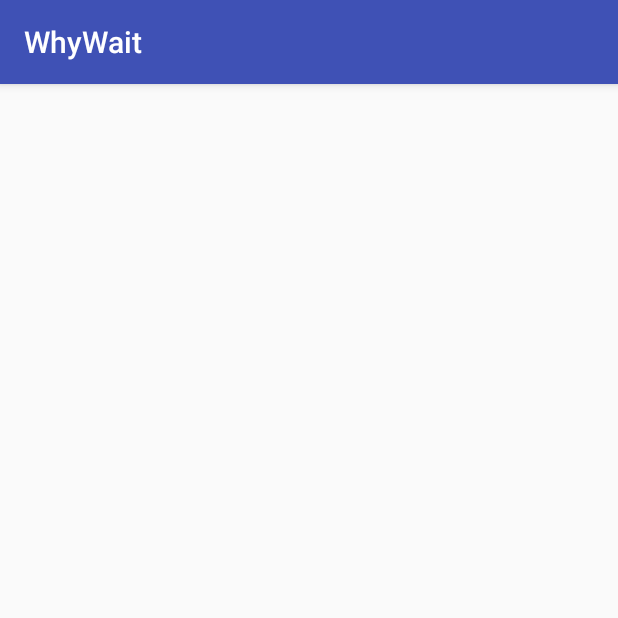
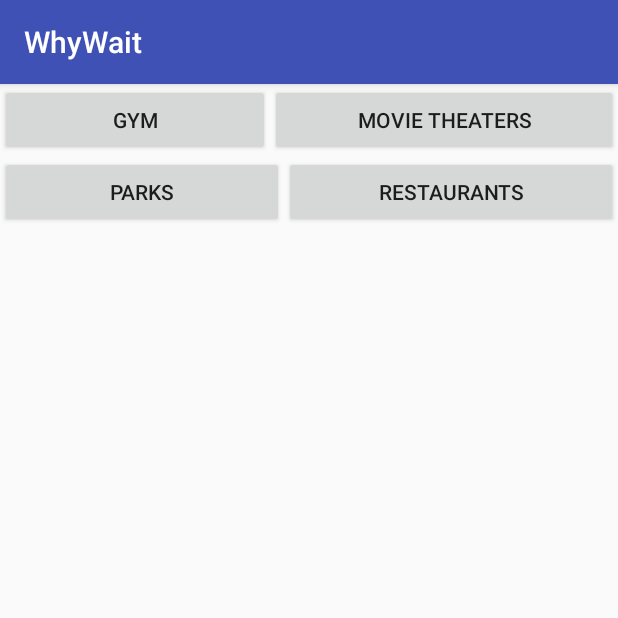
Before and after one commit to locbuigia/WhyWait, an Android app: the CategoryActivity screen opened directly, with no data from a screen before it, on a phone screen of 412 x 824 dp, the top half of it. Run offline under Robolectric (Android 15) with nearby library versions, the phone set to English and light mode, and no system bars.

Commit message:
some changes

```diff
--- a/app/src/main/res/layout/activity_category.xml
+++ b/app/src/main/res/layout/activity_category.xml
@@ -4,18 +4,45 @@
     xmlns:tools="http://schemas.android.com/tools"
     android:layout_width="match_parent"
     android:layout_height="match_parent"
-    tools:context="group5.tcss450.uw.edu.whywait.CategoryActivity">
-    <Bu
+    tools:context="group5.tcss450.uw.edu.whywait.CategoryActivity"
+    android:orientation="vertical">
+    <LinearLayout
         android:layout_width="match_parent"
-        android:layout_height="wrap_content"
-        android:text="gym"
-        android:id="@+id/gym_button"
-        android:clickable="true"/>
-    <ListView
+        android:layout_height="wrap_content">
+        <Button
+            android:layout_width="wrap_content"
+            android:layout_height="wrap_content"
+            android:text="gym"
+            android:id="@+id/gym_button"
+            android:onClick="goToMap"
+            android:layout_weight="1"/>
+        <Button
+            android:layout_width="wrap_content"
+            android:layout_height="wrap_content"
+            android:text="Movie Theaters"
+            android:id="@+id/theater_button"
+            android:onClick="goToMap"
+            android:layout_weight="1"/>
+    </LinearLayout>
+
+    <LinearLayout
         android:layout_width="match_parent"
-        android:layout_height="wrap_content"
-        android:id="@+id/Category_list">
+        android:layout_height="wrap_content">
+        <Button
+            android:layout_width="wrap_content"
+            android:layout_height="wrap_content"
+            android:text="Parks"
+            android:id="@+id/parks_button"
+            android:onClick="goToMap"
+            android:layout_weight="1"/>
+        <Button
+            android:layout_width="wrap_content"
+            android:layout_height="wrap_content"
+            android:text = "Restaurants"
+            android:id="@+id/restaurant_button"
+            android:onClick="goToMap"
+            android:layout_weight="1"/>
+    </LinearLayout>
 
-    </ListView>
 
 </LinearLayout>
--- a/app/src/main/res/layout/content_main.xml
+++ b/app/src/main/res/layout/content_main.xml
@@ -11,7 +11,8 @@
 
     <EditText
         android:layout_width="match_parent"
-        android:layout_height="wrap_content" />
+        android:layout_height="wrap_content"
+        android:id="@+id/search_field"/>
     <Button
         android:layout_width="wrap_content"
         android:layout_height="wrap_content"
--- a/app/src/main/res/values/strings.xml
+++ b/app/src/main/res/values/strings.xml
@@ -6,4 +6,10 @@
 
     <string name="action_settings">Settings</string>
     <string name="title_activity_maps">Map</string>
+    <string-array name="category_options">
+        <item>Gym</item>
+        <item>Movies</item>
+        <item>Restaurants</item>
+        <item>Parks</item>
+    </string-array>
 </resources>
```
Also changed, not shown: app/src/main/java/group5/tcss450/uw/edu/whywait/CategoryActivity.java (+26 -5 lines), app/src/main/java/group5/tcss450/uw/edu/whywait/MainActivity.java (+7 -0 lines).
